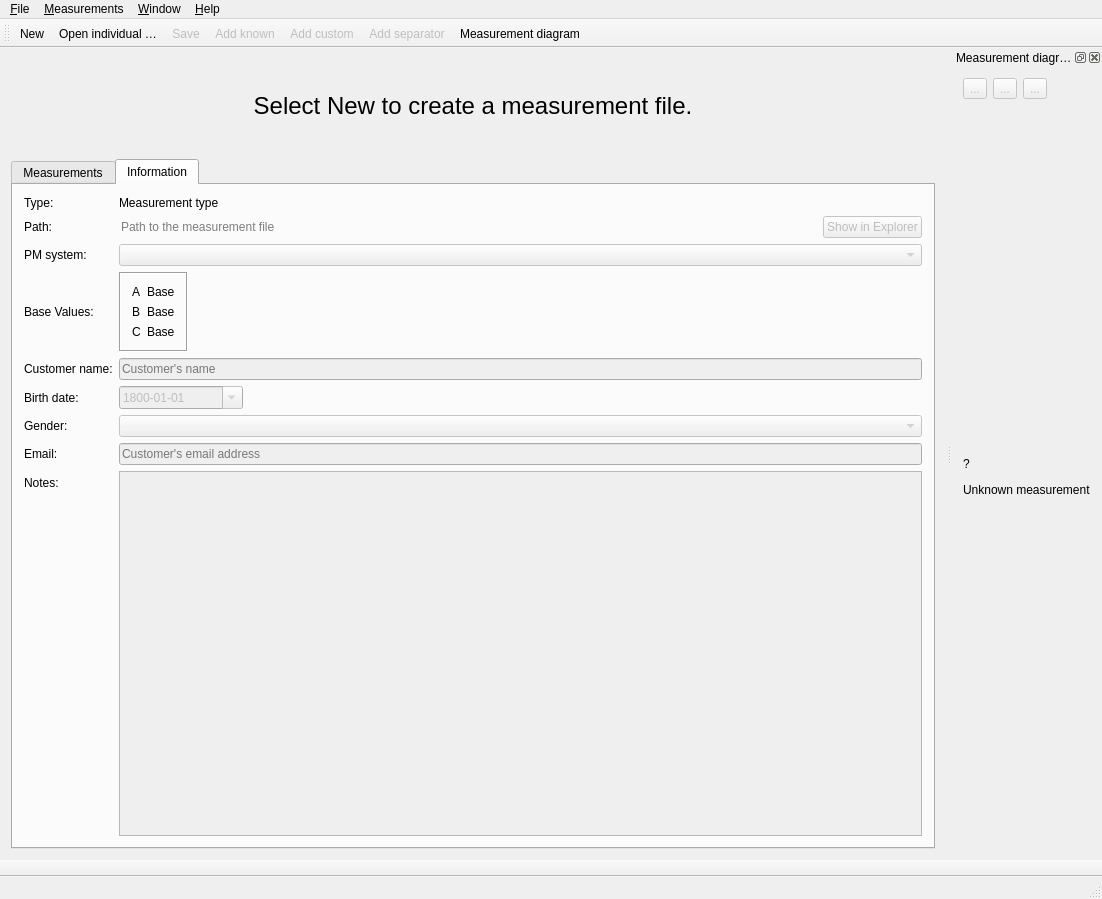
Old version of the form src/app/tape/tmainwindow.ui in the repository dismine/valentina.
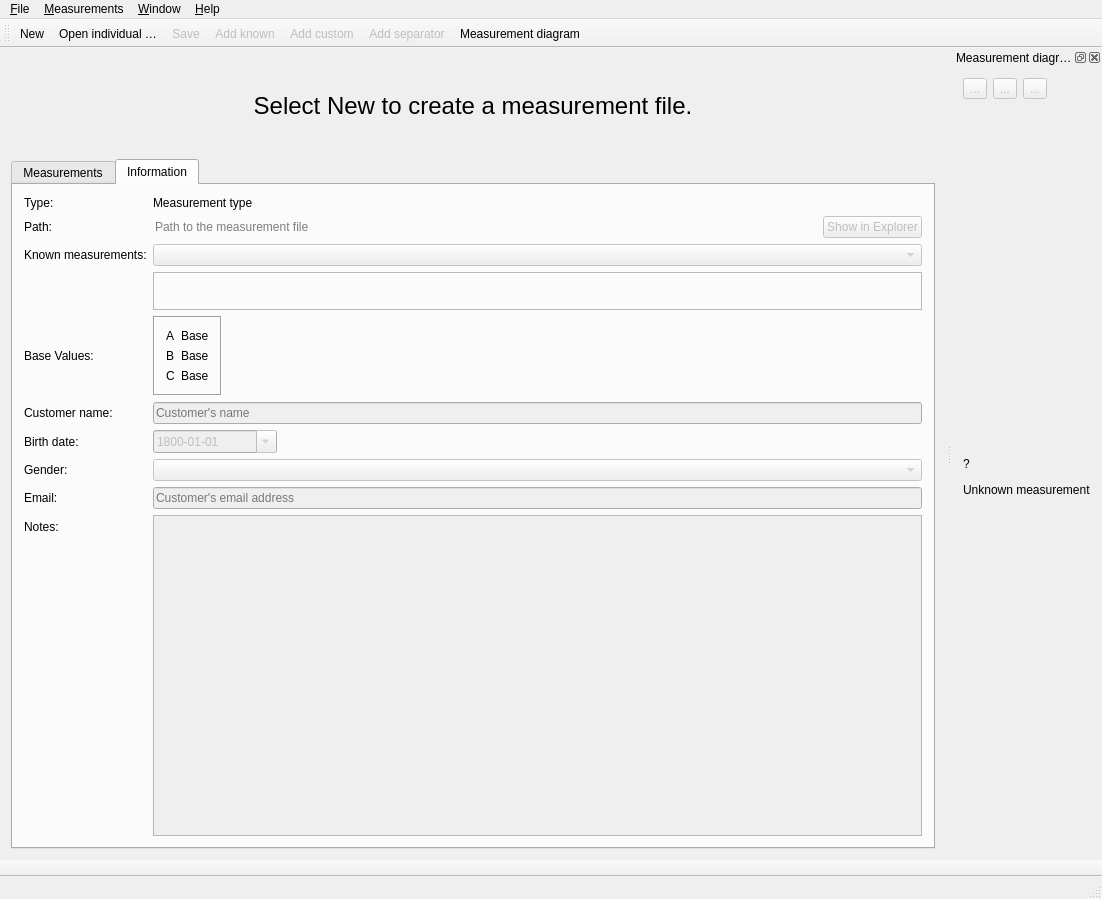
New version of the form. The open tabs and pages were chosen to show the change. Icons and pictures are not drawn. Custom widgets are drawn as their Qt base class.

Commit message: Remove measurement translations.

What changed in the file:
```diff
--- a/src/app/tape/tmainwindow.ui
+++ b/src/app/tape/tmainwindow.ui
@@ -830,8 +830,6 @@
        <attribute name="title">
         <string>Information</string>
        </attribute>
-       <layout class="QVBoxLayout" name="verticalLayout">
-        <item>
          <layout class="QFormLayout" name="formLayout_2">
           <property name="fieldGrowthPolicy">
            <enum>QFormLayout::ExpandingFieldsGrow</enum>
@@ -905,7 +903,7 @@
           <item row="2" column="0">
            <widget class="QLabel" name="labelPMSystem">
             <property name="text">
-             <string>PM system:</string>
+           <string>Known measurements:</string>
             </property>
            </widget>
           </item>
@@ -928,7 +926,32 @@
             </property>
            </widget>
           </item>
-          <item row="3" column="0">
+        <item row="3" column="1">
+         <widget class="QFrame" name="frame">
+          <property name="sizePolicy">
+           <sizepolicy hsizetype="Expanding" vsizetype="Preferred">
+            <horstretch>0</horstretch>
+            <verstretch>0</verstretch>
+           </sizepolicy>
+          </property>
+          <property name="frameShape">
+           <enum>QFrame::StyledPanel</enum>
+          </property>
+          <property name="frameShadow">
+           <enum>QFrame::Raised</enum>
+          </property>
+          <layout class="QVBoxLayout" name="verticalLayout">
+           <item>
+            <widget class="QLabel" name="labelKnownMeasurementsDescription">
+             <property name="text">
+              <string/>
+             </property>
+            </widget>
+           </item>
+          </layout>
+         </widget>
+        </item>
+        <item row="4" column="0">
            <widget class="QLabel" name="labelBaseValues">
             <property name="sizePolicy">
              <sizepolicy hsizetype="Preferred" vsizetype="Expanding">
@@ -944,14 +967,71 @@
             </property>
            </widget>
           </item>
-          <item row="4" column="0">
+        <item row="4" column="1">
+         <widget class="QFrame" name="frameBaseValue">
+          <property name="frameShape">
+           <enum>QFrame::Box</enum>
+          </property>
+          <property name="frameShadow">
+           <enum>QFrame::Sunken</enum>
+          </property>
+          <property name="lineWidth">
+           <number>1</number>
+          </property>
+          <layout class="QFormLayout" name="formLayout_4">
+           <item row="0" column="0">
+            <widget class="QLabel" name="labelDimensionA">
+             <property name="text">
+              <string notr="true">A</string>
+             </property>
+            </widget>
+           </item>
+           <item row="0" column="1">
+            <widget class="QLabel" name="labelDimensionABase">
+             <property name="text">
+              <string notr="true">Base</string>
+             </property>
+            </widget>
+           </item>
+           <item row="1" column="0">
+            <widget class="QLabel" name="labelDimensionB">
+             <property name="text">
+              <string notr="true">B</string>
+             </property>
+            </widget>
+           </item>
+           <item row="1" column="1">
+            <widget class="QLabel" name="labelDimensionBBase">
+             <property name="text">
+              <string notr="true">Base</string>
+             </property>
+            </widget>
+           </item>
+           <item row="2" column="0">
+            <widget class="QLabel" name="labelDimensionC">
+             <property name="text">
+              <string notr="true">C</string>
+             </property>
+            </widget>
+           </item>
+           <item row="2" column="1">
+            <widget class="QLabel" name="labelDimensionCBase">
+             <property name="text">
+              <string notr="true">Base</string>
+             </property>
+            </widget>
+           </item>
+          </layout>
+         </widget>
+        </item>
+        <item row="5" column="0">
            <widget class="QLabel" name="labelCustomerName">
             <property name="text">
              <string>Customer name:</string>
             </property>
            </widget>
           </item>
-          <item row="4" column="1">
+        <item row="5" column="1">
            <widget class="QLineEdit" name="lineEditCustomerName">
             <property name="enabled">
              <bool>false</bool>
@@ -967,14 +1047,14 @@
             </property>
            </widget>
           </item>
-          <item row="5" column="0">
+        <item row="6" column="0">
            <widget class="QLabel" name="labelBirthDate">
             <property name="text">
              <string>Birth date:</string>
             </property>
            </widget>
           </item>
-          <item row="5" column="1">
+        <item row="6" column="1">
            <widget class="QDateEdit" name="dateEditBirthDate">
             <property name="enabled">
              <bool>false</bool>
@@ -1009,14 +1089,14 @@
             </property>
            </widget>
           </item>
-          <item row="6" column="0">
+        <item row="7" column="0">
            <widget class="QLabel" name="labelGender">
             <property name="text">
              <string>Gender:</string>
             </property>
            </widget>
           </item>
-          <item row="6" column="1">
+        <item row="7" column="1">
            <widget class="QComboBox" name="comboBoxGender">
             <property name="enabled">
              <bool>false</bool>
@@ -1029,14 +1109,14 @@
             </property>
            </widget>
           </item>
-          <item row="7" column="0">
+        <item row="8" column="0">
            <widget class="QLabel" name="labelEmail">
             <property name="text">
              <string>Email:</string>
             </property>
            </widget>
           </item>
-          <item row="7" column="1">
+        <item row="8" column="1">
            <widget class="QLineEdit" name="lineEditEmail">
             <property name="enabled">
              <bool>false</bool>
@@ -1052,14 +1132,14 @@
             </property>
            </widget>
           </item>
-          <item row="8" column="0">
+        <item row="9" column="0">
            <widget class="QLabel" name="labelNotes">
             <property name="text">
              <string>Notes:</string>
             </property>
            </widget>
           </item>
-          <item row="8" column="1">
+        <item row="9" column="1">
            <widget class="VPlainTextEdit" name="plainTextEditNotes">
             <property name="enabled">
              <bool>false</bool>
@@ -1072,65 +1152,6 @@
             </property>
            </widget>
           </item>
-          <item row="3" column="1">
-           <widget class="QFrame" name="frameBaseValue">
-            <property name="frameShape">
-             <enum>QFrame::Box</enum>
-            </property>
-            <property name="frameShadow">
-             <enum>QFrame::Sunken</enum>
-            </property>
-            <property name="lineWidth">
-             <number>1</number>
-            </property>
-            <layout class="QFormLayout" name="formLayout_4">
-             <item row="0" column="0">
-              <widget class="QLabel" name="labelDimensionA">
-               <property name="text">
-                <string notr="true">A</string>
-               </property>
-              </widget>
-             </item>
-             <item row="0" column="1">
-              <widget class="QLabel" name="labelDimensionABase">
-               <property name="text">
-                <string notr="true">Base</string>
-               </property>
-              </widget>
-             </item>
-             <item row="1" column="0">
-              <widget class="QLabel" name="labelDimensionB">
-               <property name="text">
-                <string notr="true">B</string>
-               </property>
-              </widget>
-             </item>
-             <item row="1" column="1">
-              <widget class="QLabel" name="labelDimensionBBase">
-               <property name="text">
-                <string notr="true">Base</string>
-               </property>
-              </widget>
-             </item>
-             <item row="2" column="0">
-              <widget class="QLabel" name="labelDimensionC">
-               <property name="text">
-                <string notr="true">C</string>
-               </property>
-              </widget>
-             </item>
-             <item row="2" column="1">
-              <widget class="QLabel" name="labelDimensionCBase">
-               <property name="text">
-                <string notr="true">Base</string>
-               </property>
-              </widget>
-             </item>
-            </layout>
-           </widget>
-          </item>
-         </layout>
-        </item>
        </layout>
       </widget>
      </widget>
```
Left out of the diff: 19 changed lines with no effect on the pictures. Lines whose indentation alone changed are shown as unchanged. The commit also changes 1131 other files.
